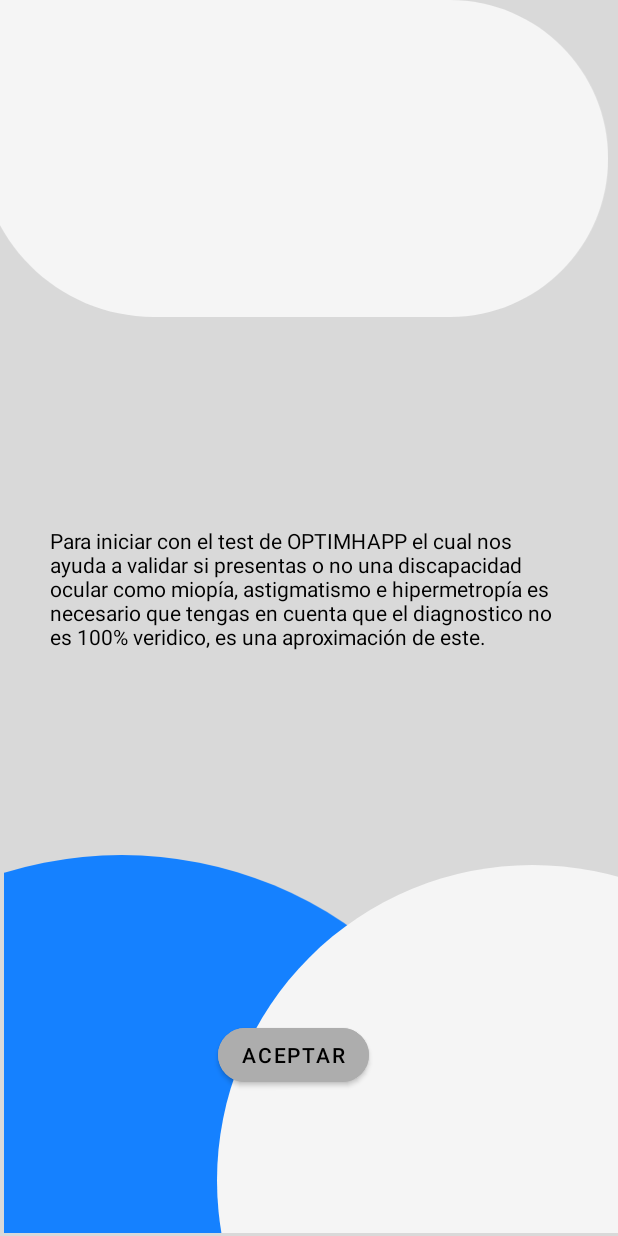
After one commit to Brandon1402/aplicativo-movil, an Android app: the Instrucciones screen opened directly, with no data from a screen before it, on a phone screen of 412 x 824 dp. The commit adds this screen. Run offline under Robolectric (Android 15) with nearby library versions, the phone set to English and light mode, and no system bars; Roboto replaces fonts that are not available here.

Commit message:
Se realizan instrucciones

```diff
--- /dev/null
+++ b/app/src/main/java/com/example/optimhapp/Instrucciones.kt
@@ -0,0 +1,11 @@
+package com.example.optimhapp
+
+import androidx.appcompat.app.AppCompatActivity
+import android.os.Bundle
+
+class Instrucciones : AppCompatActivity() {
+    override fun onCreate(savedInstanceState: Bundle?) {
+        super.onCreate(savedInstanceState)
+        setContentView(R.layout.activity_instrucciones)
+    }
+}
--- /dev/null
+++ b/app/src/main/res/drawable/ellipse_6__2_.xml
@@ -0,0 +1,9 @@
+<vector xmlns:android="http://schemas.android.com/apk/res/android"
+    android:width="267dp"
+    android:height="245dp"
+    android:viewportWidth="267"
+    android:viewportHeight="245">
+  <path
+      android:pathData="M210,210m-210,0a210,210 0,1 1,420 0a210,210 0,1 1,-420 0"
+      android:fillColor="#F5F5F5"/>
+</vector>
--- /dev/null
+++ b/app/src/main/res/drawable/ellipse_7__2_.xml
@@ -0,0 +1,9 @@
+<vector xmlns:android="http://schemas.android.com/apk/res/android"
+    android:width="272dp"
+    android:height="199dp"
+    android:viewportWidth="272"
+    android:viewportHeight="199">
+  <path
+      android:pathData="M62,210m-210,0a210,210 0,1 1,420 0a210,210 0,1 1,-420 0"
+      android:fillColor="#1581FF"/>
+</vector>
--- /dev/null
+++ b/app/src/main/res/drawable/rectangle_7__1_.xml
@@ -0,0 +1,9 @@
+<vector xmlns:android="http://schemas.android.com/apk/res/android"
+    android:width="360dp"
+    android:height="181dp"
+    android:viewportWidth="360"
+    android:viewportHeight="181">
+  <path
+      android:pathData="M0,0H269.5C319.48,0 360,40.52 360,90.5V90.5C360,140.48 319.48,181 269.5,181H100C44.77,181 0,136.23 0,81V0Z"
+      android:fillColor="#F5F5F5"/>
+</vector>
--- /dev/null
+++ b/app/src/main/res/layout/activity_instrucciones.xml
@@ -0,0 +1,76 @@
+<?xml version="1.0" encoding="utf-8"?>
+<androidx.constraintlayout.widget.ConstraintLayout xmlns:android="http://schemas.android.com/apk/res/android"
+    xmlns:app="http://schemas.android.com/apk/res-auto"
+    xmlns:tools="http://schemas.android.com/tools"
+    android:layout_width="match_parent"
+    android:layout_height="match_parent"
+    android:background="#D9D9D9"
+    tools:context=".Instrucciones">
+
+    <ImageView
+        android:id="@+id/imageView6"
+        android:layout_width="434dp"
+        android:layout_height="211dp"
+        app:layout_constraintBottom_toBottomOf="parent"
+        app:layout_constraintEnd_toEndOf="parent"
+        app:layout_constraintHorizontal_bias="1.0"
+        app:layout_constraintStart_toStartOf="parent"
+        app:layout_constraintTop_toTopOf="parent"
+        app:layout_constraintVertical_bias="0.0"
+        app:srcCompat="@drawable/rectangle_7__1_"
+        android:contentDescription="TODO" />
+
+    <ImageView
+        android:id="@+id/imageView10"
+        android:layout_width="349dp"
+        android:layout_height="252dp"
+        app:layout_constraintBottom_toBottomOf="parent"
+        app:layout_constraintEnd_toEndOf="parent"
+        app:layout_constraintHorizontal_bias="0.0"
+        app:layout_constraintStart_toStartOf="parent"
+        app:layout_constraintTop_toTopOf="parent"
+        app:layout_constraintVertical_bias="0.996"
+        app:srcCompat="@drawable/ellipse_7__2_"
+        android:contentDescription="TODO" />
+
+    <ImageView
+        android:id="@+id/imageView11"
+        android:layout_width="wrap_content"
+        android:layout_height="wrap_content"
+        app:layout_constraintBottom_toBottomOf="@+id/imageView10"
+        app:layout_constraintEnd_toEndOf="parent"
+        app:layout_constraintHorizontal_bias="1.0"
+        app:layout_constraintStart_toStartOf="parent"
+        app:layout_constraintTop_toTopOf="parent"
+        app:layout_constraintVertical_bias="1.0"
+        app:srcCompat="@drawable/ellipse_6__2_"
+        android:contentDescription="TODO" />
+
+    <Button
+        android:id="@+id/button7"
+        android:layout_width="wrap_content"
+        android:layout_height="wrap_content"
+        android:backgroundTint="@color/gris"
+        android:text="@string/aceptar"
+        app:cornerRadius="80dp"
+        android:textColor="#000000"
+        app:layout_constraintBottom_toBottomOf="parent"
+        app:layout_constraintEnd_toEndOf="parent"
+        app:layout_constraintHorizontal_bias="0.467"
+        app:layout_constraintStart_toStartOf="parent"
+        app:layout_constraintTop_toTopOf="parent"
+        app:layout_constraintVertical_bias="0.875" />
+
+    <TextView
+        android:id="@+id/textView10"
+        android:layout_width="345dp"
+        android:layout_height="98dp"
+        android:text="@string/Intru"
+        android:textColor="#000000"
+        app:layout_constraintBottom_toBottomOf="parent"
+        app:layout_constraintEnd_toEndOf="parent"
+        app:layout_constraintStart_toStartOf="parent"
+        app:layout_constraintTop_toTopOf="parent"
+        app:layout_constraintVertical_bias="0.483"
+        tools:ignore="TextContrastCheck" />
+</androidx.constraintlayout.widget.ConstraintLayout>
--- a/app/src/main/res/values/colors.xml
+++ b/app/src/main/res/values/colors.xml
@@ -9,4 +9,5 @@
     <color name="white">#FFFFFFFF</color>
     <color name="azul">#1581FF</color>
     <color name="gris">#ADADAD</color>
+    <color name="fondo_gris">#D9D9D9</color>
 </resources>
--- a/app/src/main/res/values/strings.xml
+++ b/app/src/main/res/values/strings.xml
@@ -4,6 +4,9 @@
     <string name="ingresar">Ingresa el correo electrónico que utilizas en OPTIMHAPP y recibirás un código de recuperación.</string>
     <string name="siguiente">Siguiente</string>
     <string name="Welcome">¡Bienvenido de nuevo!</string>
+    <string name="olvido">¿Necesitas ayuda con tu contraseña?</string>
+    <string name="Intru">Para iniciar con el test de OPTIMHAPP el cual nos ayuda a validar si presentas o no una discapacidad ocular como miopía, astigmatismo e hipermetropía es necesario que tengas en cuenta que el diagnostico no es 100% veridico, es una aproximación de este.</string>
+    <string name="aceptar">Aceptar</string>
 
 
 </resources>
```
Also changed, not shown: app/src/main/AndroidManifest.xml (+7 -0 lines), app/src/main/java/com/example/optimhapp/MainActivity.kt (+4 -8 lines), app/src/main/res/layout/activity_olvido_contrasena.xml (+38 -43 lines).
